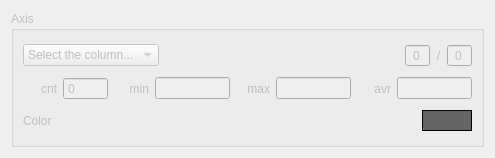
Before: the Qt Designer form DescriptorsWidget/axissettingswidget.ui in gurmaaan/DescriptorsView, drawn with Qt 5.
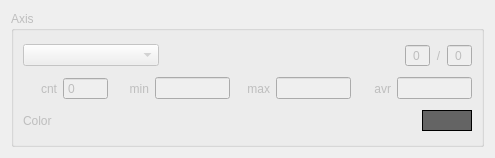
After: the same form once the commit is applied.

```diff
--- a/DescriptorsWidget/axissettingswidget.ui
+++ b/DescriptorsWidget/axissettingswidget.ui
@@ -57,11 +57,8 @@
             <verstretch>0</verstretch>
            </sizepolicy>
           </property>
-          <property name="currentText">
-           <string>Select the column...</string>
-          </property>
           <property name="currentIndex">
-           <number>0</number>
+           <number>-1</number>
           </property>
           <item>
            <property name="text">
```
